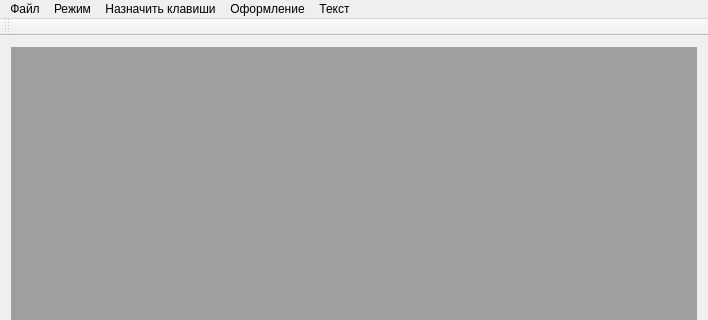
Above: mainwindow.ui from vokhmianin-da/TextEditor_v2 before the change; both pictures show x 0 to 708 and y 0 to 320 of the 708 by 546 pixel window. Below: the same form after it.
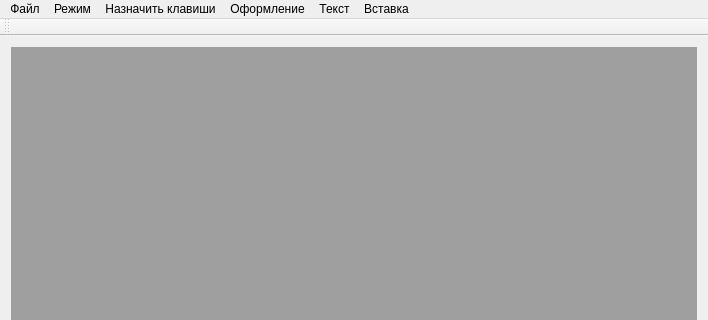
That is the form after the change.

The edit to the form file:
```diff
--- a/mainwindow.ui
+++ b/mainwindow.ui
@@ -107,11 +107,19 @@
     <addaction name="menu_2"/>
     <addaction name="menu_3"/>
    </widget>
+   <widget class="QMenu" name="menu_4">
+    <property name="title">
+     <string>Вставка</string>
+    </property>
+    <addaction name="actCurrentTime"/>
+    <addaction name="actCurrentDate"/>
+   </widget>
    <addaction name="menuFile"/>
    <addaction name="menuMode"/>
    <addaction name="menuAssignButton"/>
    <addaction name="menuDecoration"/>
    <addaction name="menu"/>
+   <addaction name="menu_4"/>
   </widget>
   <widget class="QToolBar" name="mainToolBar">
    <attribute name="toolBarArea">
```
Left out of the diff: 10 changed lines with no effect on the pictures.
